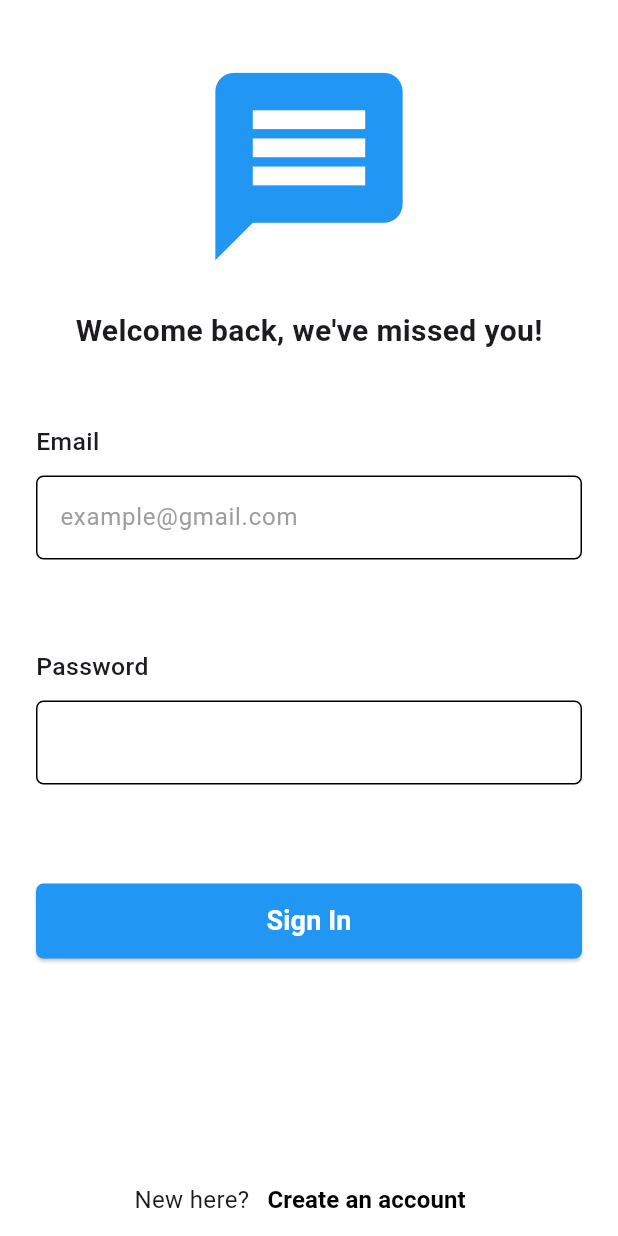
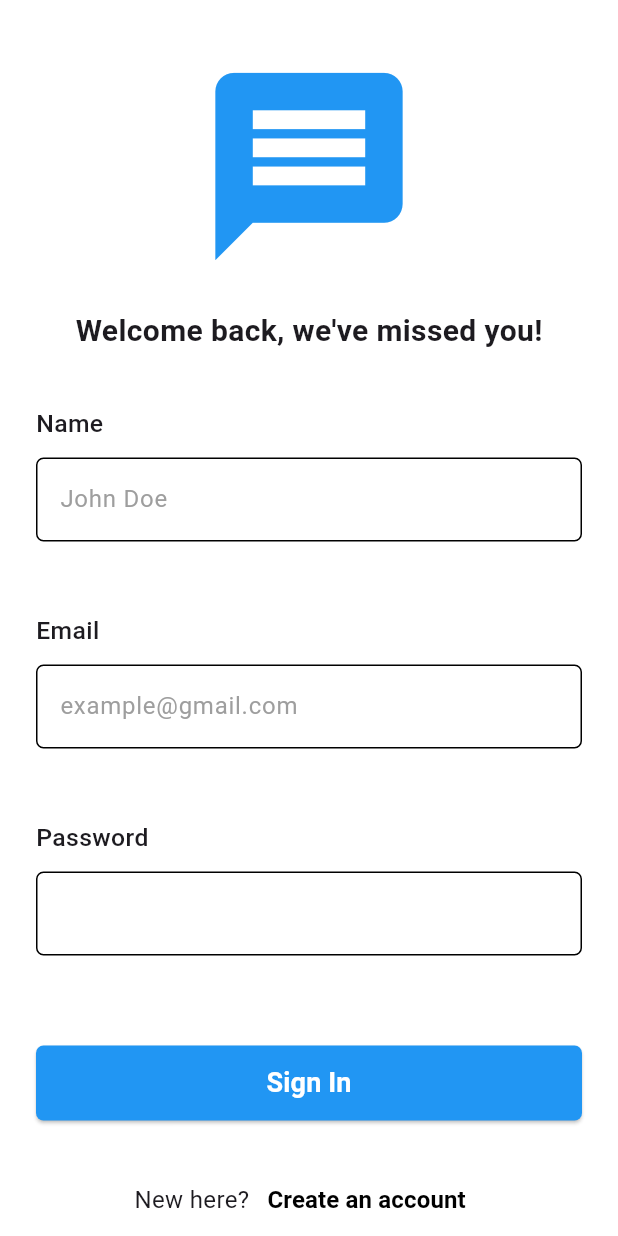
Before and after one commit to DanielLeke/Parrot-Chat-app, a Flutter app: the screen it shows after launch, after a tap on "Log in", on a phone screen of 412 x 824 dp. Run offline on Flutter 3.47's test engine with Material 3 defaults, Android fonts, the phone set to English and light mode, and no system bars; our stand-ins replace cloud_firestore, firebase_auth, firebase_core; accounts and stored records are empty; network calls fail; Roboto replaces fonts that are missing (DM Sans).

Commit message:
Implemented some things to make the code streamlined

```diff
--- a/lib/pages/signin.dart
+++ b/lib/pages/signin.dart
@@ -22,15 +22,19 @@ class Signin extends StatelessWidget {
             child: Header(),
           ),
           Padding(
-            padding: EdgeInsets.only(top: 48, left: 24, right: 24, bottom: 24),
+            padding: EdgeInsets.only(top: 36, left: 24, right: 24, bottom: 24),
+            child: Name(),
+          ),
+          Padding(
+            padding: EdgeInsets.only(top: 24, left: 24, right: 24, bottom: 24),
             child: EmailField(),
           ),
           Padding(
-            padding: EdgeInsets.only(top: 36, left: 24, right: 24, bottom: 24),
+            padding: EdgeInsets.only(top: 24, left: 24, right: 24, bottom: 24),
             child: PasswordField(),
           ),
           Padding(
-            padding: EdgeInsets.only(top: 42, left: 24, right: 24, bottom: 24),
+            padding: EdgeInsets.only(top: 36, left: 24, right: 24, bottom: 24),
             child: SigninBtn(),
           ),
         ],
@@ -59,6 +63,46 @@ class Header extends StatelessWidget {
           style: TextStyle(
               fontFamily: "DM Sans", fontWeight: FontWeight.bold, fontSize: 20),
         )
+      ],
+    );
+  }
+}
+
+class Name extends StatelessWidget {
+  const Name({super.key});
+
+  @override
+  Widget build(BuildContext context) {
+    return Column(
+      crossAxisAlignment: CrossAxisAlignment.start,
+      children: [
+        const Text(
+          "Name",
+          style: TextStyle(
+              fontWeight: FontWeight.w500,
+              fontSize: 16.5,
+              fontFamily: 'DM Sans'),
+        ),
+        const SizedBox(
+          height: 10,
+        ),
+        TextField(
+          controller: nameController,
+          cursorColor: Colors.black,
+          decoration: InputDecoration(
+            hintText: 'John Doe',
+            hintStyle:
+                const TextStyle(fontFamily: "DM Sans", color: Colors.grey),
+            enabledBorder: OutlineInputBorder(
+                borderSide: const BorderSide(
+                    color: Colors.black, style: BorderStyle.solid),
+                borderRadius: BorderRadius.circular(5.0)),
+            focusedBorder: OutlineInputBorder(
+                borderSide: const BorderSide(
+                    color: Colors.blue, style: BorderStyle.solid),
+                borderRadius: BorderRadius.circular(5.0)),
+          ),
+        ),
       ],
     );
   }
```
